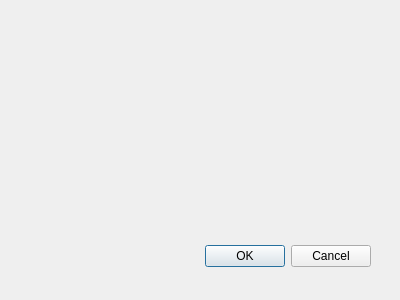
Qt form patterns.ui (alexandrakmet/conway) before a commit.
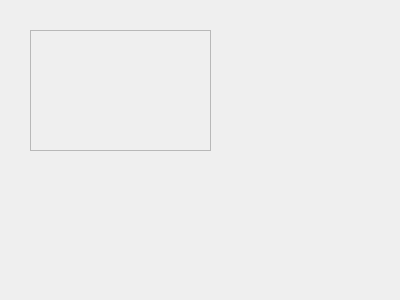
The same form after that commit.

```diff
--- a/patterns.ui
+++ b/patterns.ui
@@ -15,20 +15,20 @@
   <property name="windowTitle">
    <string>Dialog</string>
   </property>
-  <widget class="QDialogButtonBox" name="buttonBox">
+  <widget class="QFrame" name="frame">
    <property name="geometry">
     <rect>
      <x>30</x>
-     <y>240</y>
-     <width>341</width>
-     <height>32</height>
+     <y>30</y>
+     <width>181</width>
+     <height>121</height>
     </rect>
    </property>
-   <property name="orientation">
-    <enum>Qt::Horizontal</enum>
+   <property name="frameShape">
+    <enum>QFrame::StyledPanel</enum>
    </property>
-   <property name="standardButtons">
-    <set>QDialogButtonBox::Cancel|QDialogButtonBox::Ok</set>
+   <property name="frameShadow">
+    <enum>QFrame::Raised</enum>
    </property>
   </widget>
  </widget>
```
Left out of the diff: 40 changed lines with no effect on the pictures.
